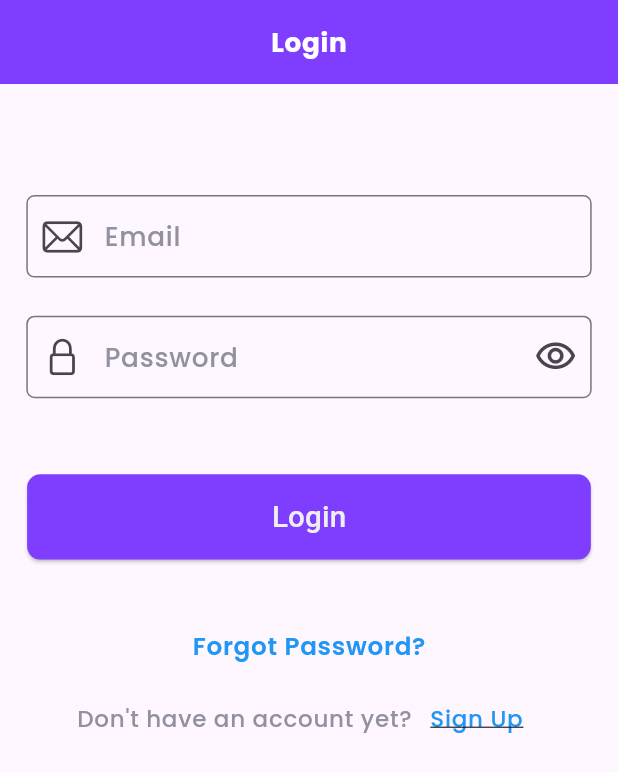
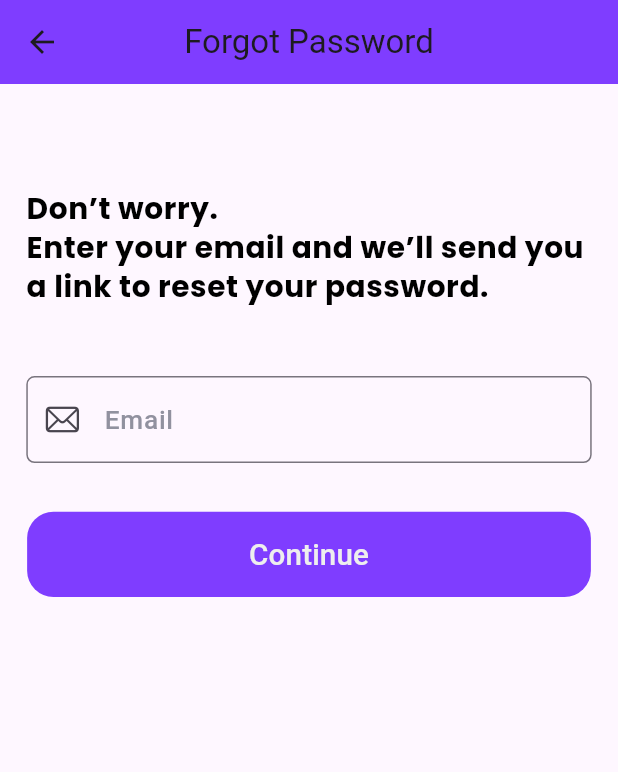
Before and after one commit to sabin6969/Budget-Buddy, a Flutter app: the screen it shows after launch, after a tap on "Skip", after a tap on "Get Started", after a tap on "Forgot Password?", on a phone screen of 412 x 824 dp. Shown: the top 772 px of the screen. Run offline on Flutter 3.47's test engine with Material 3 defaults, Android fonts, the light colour scheme and no system bars; our stand-ins replace flutter_screenutil, google_fonts, smooth_page_indicator.

Commit message:
designed forgot password view and forgot password email sent view

```diff
--- a/lib/constants/app_image_path.dart
+++ b/lib/constants/app_image_path.dart
@@ -2,4 +2,5 @@ class AppImagePath {
   static const String handHoldingMoney = "assets/images/hand_holding_money.png";
   static const String moneyFlow = "assets/images/money_flow.png";
   static const String plan = "assets/images/plan.png";
+  static const String emailSent = "assets/images/email_sent.png";
 }
--- a/lib/constants/app_strings.dart
+++ b/lib/constants/app_strings.dart
@@ -8,4 +8,10 @@ class AppStrings {
       "Track your transaction easily,with categories and financial report ";
   static const String boadingPageThreeSubtitle =
       "Setup your budget for each category so you in control ";
+  static const String forgotPasswordTextOne = "Don’t worry.";
+  static const String forgotPasswordTextTwo =
+      "Enter your email and we’ll send you a link to reset your password.";
+  static const String emailOnTheWay = "Your email is on the way";
+  static const String passwordResetInstruction =
+      "Check your email test@test.com and follow the instructions to reset your password";
 }
--- a/lib/constants/app_theme.dart
+++ b/lib/constants/app_theme.dart
@@ -3,6 +3,7 @@ import 'package:flutter_screenutil/flutter_screenutil.dart';
 import 'package:google_fonts/google_fonts.dart';
 
 ThemeData appTheme = ThemeData(
+  primaryColor: const Color(0xFF7F3DFF),
   textTheme: TextTheme(
     // bodySmall for captions
     bodySmall: GoogleFonts.poppins(
@@ -31,7 +32,9 @@ ThemeData appTheme = ThemeData(
     ),
   ),
   brightness: Brightness.light,
-  appBarTheme: const AppBarTheme(),
+  appBarTheme: const AppBarTheme(
+    centerTitle: true,
+  ),
   inputDecorationTheme: InputDecorationTheme(
     hintStyle: TextStyle(
       fontSize: 16.w,
--- a/lib/constants/rotutes.dart
+++ b/lib/constants/rotutes.dart
@@ -1,4 +1,6 @@
 import 'package:budgetbuddy/constants/route_names.dart';
+import 'package:budgetbuddy/views/auth/forgot_password_email_sent_view.dart';
+import 'package:budgetbuddy/views/auth/forgot_password_view.dart';
 import 'package:budgetbuddy/views/auth/login_view.dart';
 import 'package:flutter/material.dart';
 
@@ -9,6 +11,14 @@ class Routes {
         return MaterialPageRoute(
           builder: (context) => const LoginView(),
         );
+      case RouteNames.forgotPasswordView:
+        return MaterialPageRoute(
+          builder: (context) => const ForgotPasswordView(),
+        );
+      case RouteNames.forgotPasswordEmailSentView:
+        return MaterialPageRoute(
+          builder: (context) => const ForgotPasswordEmailSentView(),
+        );
       default:
         return MaterialPageRoute(
           builder: (context) => const Scaffold(),
--- a/lib/constants/route_names.dart
+++ b/lib/constants/route_names.dart
@@ -1,3 +1,6 @@
 class RouteNames {
   static const String loginView = "/loginView";
+  static const String forgotPasswordView = "/forgotPasswordView";
+  static const String forgotPasswordEmailSentView =
+      "/forgotPasswordEmailSentView";
 }
--- /dev/null
+++ b/lib/views/auth/forgot_password_view.dart
@@ -0,0 +1,100 @@
+import 'package:budgetbuddy/constants/app_strings.dart';
+import 'package:budgetbuddy/constants/route_names.dart';
+import 'package:flutter/cupertino.dart';
+import 'package:flutter/material.dart';
+import 'package:flutter_screenutil/flutter_screenutil.dart';
+
+class ForgotPasswordView extends StatefulWidget {
+  const ForgotPasswordView({super.key});
+
+  @override
+  State<ForgotPasswordView> createState() => _ForgotPasswordViewState();
+}
+
+class _ForgotPasswordViewState extends State<ForgotPasswordView> {
+  @override
+  Widget build(BuildContext context) {
+    return Scaffold(
+      appBar: AppBar(
+        elevation: 0,
+        backgroundColor: Theme.of(context).primaryColor,
+        title: const Text("Forgot Password"),
+      ),
+      body: SingleChildScrollView(
+        child: Padding(
+          padding: EdgeInsets.symmetric(horizontal: 16.w),
+          child: Column(
+            children: [
+              SizedBox(
+                height: 69.h,
+              ),
+              Align(
+                alignment: Alignment.topLeft,
+                child: Text(
+                  AppStrings.forgotPasswordTextOne,
+                  style: Theme.of(context).textTheme.bodySmall!.copyWith(
+                        fontSize: 18.w,
+                        fontWeight: FontWeight.bold,
+                      ),
+                ),
+              ),
+              Text(
+                AppStrings.forgotPasswordTextTwo,
+                style: Theme.of(context).textTheme.bodySmall!.copyWith(
+                      fontSize: 18.w,
+                      fontWeight: FontWeight.bold,
+                    ),
+              ),
+              SizedBox(
+                height: 46.h,
+              ),
+              TextFormField(
+                decoration: const InputDecoration(
+                  hintText: "Email",
+                  prefixIcon: Icon(
+                    CupertinoIcons.mail,
+                  ),
+                ),
+              ),
+              SizedBox(
+                height: 32.h,
+              ),
+              ElevatedButton(
+                style: ButtonStyle(
+                  backgroundColor: const MaterialStatePropertyAll(
+                    Color(0xFF7F3DFF),
+                  ),
+                  fixedSize: MaterialStatePropertyAll(
+                    Size(
+                      343.w,
+                      56.h,
+                    ),
+                  ),
+                  elevation: const MaterialStatePropertyAll(0),
+                  shape: MaterialStatePropertyAll(
+                    RoundedRectangleBorder(
+                      borderRadius: BorderRadius.circular(16.w),
+                    ),
+                  ),
+                ),
+                onPressed: () {
+                  Navigator.pushReplacementNamed(
+                    context,
+                    RouteNames.forgotPasswordEmailSentView,
+                  );
+                },
+                child: Text(
+                  "Continue",
+                  style: TextStyle(
+                    fontSize: 18.w,
+                    color: Colors.grey.shade200,
+                  ),
+                ),
+              ),
+            ],
+          ),
+        ),
+      ),
+    );
+  }
+}
--- a/lib/views/auth/login_view.dart
+++ b/lib/views/auth/login_view.dart
@@ -1,3 +1,4 @@
+import 'package:budgetbuddy/constants/route_names.dart';
 import 'package:budgetbuddy/main.dart';
 import 'package:flutter/cupertino.dart';
 import 'package:flutter/material.dart';
@@ -20,7 +21,6 @@ class _LoginViewState extends State<LoginView> {
     size = MediaQuery.sizeOf(context);
     return Scaffold(
       appBar: AppBar(
-        centerTitle: true,
         elevation: 0,
         backgroundColor: const Color(0xFF7F3DFF),
         title: Text(
@@ -100,6 +100,7 @@ class _LoginViewState extends State<LoginView> {
                   backgroundColor: const MaterialStatePropertyAll(
                     Color(0xFF7F3DFF),
                   ),
+                  elevation: const MaterialStatePropertyAll(0),
                   fixedSize: MaterialStatePropertyAll(
                     Size(
                       343.w,
@@ -108,7 +109,7 @@ class _LoginViewState extends State<LoginView> {
                   ),
                   shape: MaterialStatePropertyAll(
                     RoundedRectangleBorder(
-                      borderRadius: BorderRadius.circular(8.w),
+                      borderRadius: BorderRadius.circular(16.w),
                     ),
                   ),
                 ),
@@ -125,7 +126,9 @@ class _LoginViewState extends State<LoginView> {
                 height: 33.h,
               ),
               TextButton(
-                onPressed: () {},
+                onPressed: () {
+                  Navigator.pushNamed(context, RouteNames.forgotPasswordView);
+                },
                 child: Text(
                   "Forgot Password?",
                   style: Theme.of(context).textTheme.labelMedium!.copyWith(
```
Also changed, not shown: lib/views/auth/forgot_password_email_sent_view.dart (added, +86 -0 lines), assets/images/email_sent.png (added).
